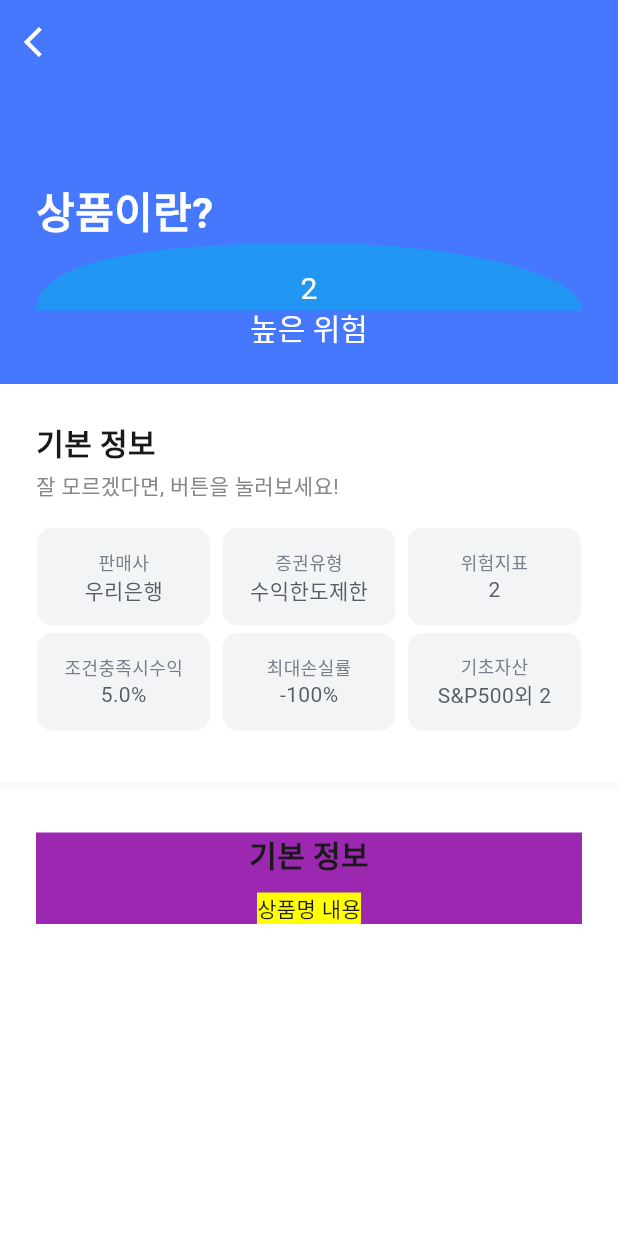
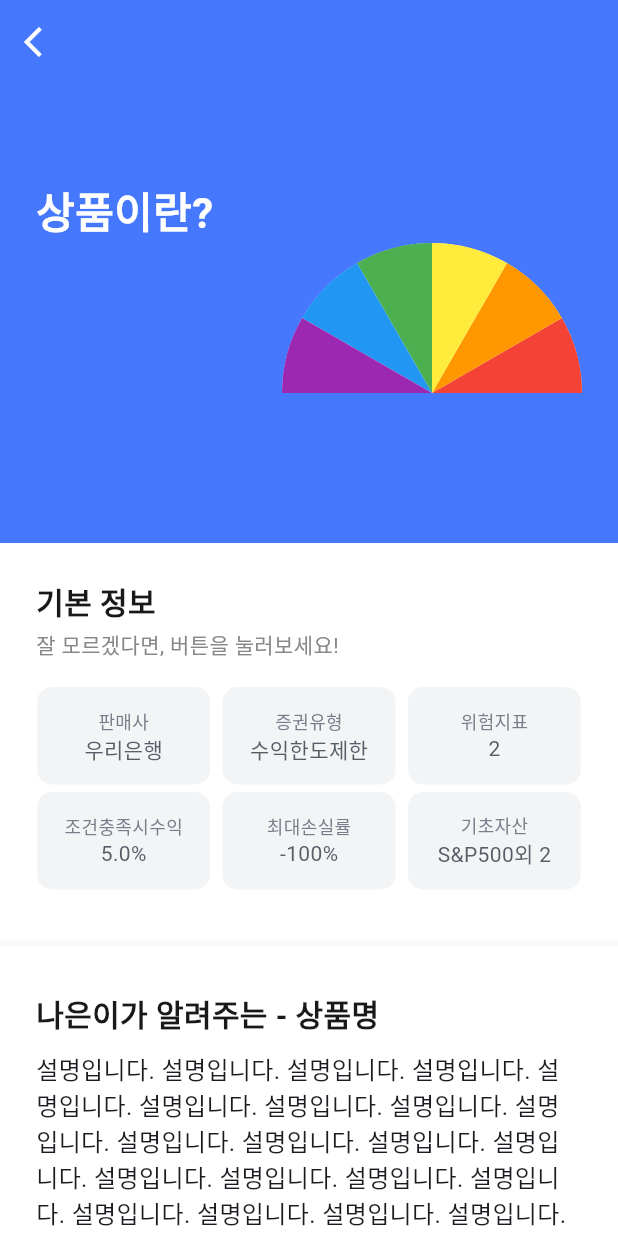
Before and after one commit to Naeun-privatebanker/Front, a Flutter app: the DescriptionScreen screen opened directly with empty values, on a phone screen of 412 x 824 dp. Run offline on Flutter 3.47's test engine with Material 3 defaults, Android fonts, the phone set to English and light mode, and no system bars.

Commit message:
add half_circle_widget

```diff
--- a/lib/screens/consult/description_screen.dart
+++ b/lib/screens/consult/description_screen.dart
@@ -1,5 +1,7 @@
 import 'package:flutter/material.dart';
-import 'package:naeun_front/screens/consult/half_circle_widget.dart';
+import 'dart:math' as math;
+
+import 'half_circle_widget.dart';
 
 class DescriptionScreen extends StatefulWidget {
   final String descriptionTitle;
@@ -55,7 +57,6 @@ class _DescriptionScreenState extends State<DescriptionScreen> {
 
   Widget _titleInfoWidget(String title, String riskRate, String riskName){
     return Container(
-      height: 200,
       width: MediaQuery.of(context).size.width,
       decoration: const BoxDecoration(
         color: Color(0xff4678FE),
@@ -67,7 +68,13 @@ class _DescriptionScreenState extends State<DescriptionScreen> {
           children: [
             Text(title, style: const TextStyle(fontSize: 28, fontWeight: FontWeight.w700, color: Colors.white),),
             const Text('상품이란?', style: TextStyle(fontSize: 28, fontWeight: FontWeight.w700, color: Colors.white),),
-            HalfCircleWidget(riskRate, riskName),
+            Row(
+              mainAxisAlignment: MainAxisAlignment.end,
+              children: [
+                HalfCircleWidget(riskRate, riskName),
+              ],
+            ),
+
           ],
         ),
       ),
@@ -151,19 +158,16 @@ class _DescriptionScreenState extends State<DescriptionScreen> {
   }
 
   Widget _cautionWidget(){
-    return Container(
-      width: MediaQuery.of(context).size.width,
-      color: Colors.purple,
-      child: Column(
-        children: [
-          const Text('기본 정보', style: TextStyle(fontSize: 20, color: Color(0xff191919), fontWeight: FontWeight.w600),),
-          const SizedBox(height: 10,),
-          Container(
-            color: Colors.yellowAccent,
-            child: Text('상품명 내용'),
-          )
-        ],
-      )
+    return Column(
+      children: [
+        SizedBox(
+            width: MediaQuery.of(context).size.width,
+            child: const Text('나은이가 알려주는 - 상품명', style: TextStyle(fontSize: 20, color: Color(0xff191919), fontWeight: FontWeight.w600), textAlign: TextAlign.start,)),
+        const SizedBox(height: 10,),
+        const Text('설명입니다. 설명입니다. 설명입니다. 설명입니다. 설명입니다. 설명입니다. 설명입니다. 설명입니다. 설명입니다. 설명입니다. 설명입니다. 설명입니다. 설명입니다. 설명입니다. 설명입니다. 설명입니다. 설명입니다. 설명입니다. 설명입니다. 설명입니다. 설명입니다. 설명입니다. 설명입니다. 설명입니다. 설명입니다. 설명입니다. 설명입니다. 설명입니다. 설명입니다. 설명입니다. 설명입니다. 설명입니다. 설명입니다. 설명입니다.'
+        , style: TextStyle(fontSize: 16),),
+        const SizedBox(height: 20,),
+      ],
     );
   }
 }
--- a/lib/screens/consult/half_circle_widget.dart
+++ b/lib/screens/consult/half_circle_widget.dart
@@ -1,67 +1,70 @@
+import 'dart:math' as math;
 import 'package:flutter/material.dart';
-import 'dart:math';
-
-class HalfCirclePainter extends CustomPainter {
-  final String riskRate;
-  final String riskName;
-
-  HalfCirclePainter(this.riskRate, this.riskName);
-
-  @override
-  void paint(Canvas canvas, Size size) {
-    Paint paint = Paint()
-      ..color = Colors.blue // 반원의 색상
-      ..style = PaintingStyle.fill;
-
-    // 캔버스 크기
-    final double width = size.width;
-    final double height = size.height;
-
-    // 반원을 그리기 위한 경로 생성
-    Path path = Path();
-    path.moveTo(0, height / 2);
-    path.quadraticBezierTo(0, 0, width / 2, 0);
-    path.arcTo(Rect.fromLTWH(0, 0, width, height), -pi, pi, false);
-    path.quadraticBezierTo(width, 0, width, height / 2);
-    path.close();
-
-    // 생성한 경로를 캔버스에 그리기
-    canvas.drawPath(path, paint);
-
-    // 텍스트 그리기
-    TextSpan span = TextSpan(
-      style: TextStyle(color: Colors.white, fontSize: 20),
-      children: [
-        TextSpan(text: riskRate + '\n',),
-        TextSpan(text: riskName),
-      ],
-    );
-    TextPainter tp = TextPainter(
-      text: span,
-      textAlign: TextAlign.center,
-      textDirection: TextDirection.ltr,
-    );
-    tp.layout();
-    tp.paint(canvas, Offset((width - tp.width) / 2, (height - tp.height) / 2));
-  }
-
-  @override
-  bool shouldRepaint(CustomPainter oldDelegate) {
-    return false;
-  }
-}
 
 class HalfCircleWidget extends StatelessWidget {
   final String riskRate;
   final String riskName;
 
-  HalfCircleWidget(this.riskRate, this.riskName);
+  const HalfCircleWidget(this.riskRate, this.riskName, {Key? key}) : super(key: key);
 
   @override
   Widget build(BuildContext context) {
-    return CustomPaint(
-      painter: HalfCirclePainter(riskRate, riskName),
-      size: Size(MediaQuery.of(context).size.width, 90), // 조절 가능한 크기
+    return Container(
+      width: 200,
+      height: 200,
+      child: Stack(
+        children: [
+          Positioned.fill(
+            child: CustomPaint(
+              painter: HalfCirclePainter(),
+            ),
+          ),
+          _buildPiece(0, -30, Colors.red), // Red
+          _buildPiece(-30, -60, Colors.orange), // Orange
+          _buildPiece(-60, -90, Colors.yellow), // Yellow
+          _buildPiece(-90, -120, Colors.green), // Green
+          _buildPiece(-120, -150, Colors.blue), // Blue
+          _buildPiece(-150, -180, Colors.purple), // Purple
+        ],
+      ),
+    );
+  }
+
+  Widget _buildPiece(double startAngle, double endAngle, Color color) {
+    return Positioned.fill(
+      child: CustomPaint(
+        painter: HalfCirclePainter(startAngle, endAngle, color),
+      ),
     );
   }
 }
+
+class HalfCirclePainter extends CustomPainter {
+  final double startAngle;
+  final double endAngle;
+  final Color color;
+
+  HalfCirclePainter([this.startAngle = 0, this.endAngle = -180, this.color = Colors.white]);
+
+  @override
+  void paint(Canvas canvas, Size size) {
+    final rect = Rect.fromLTWH(0, 0, size.width, size.height);
+    final startAngleRadians = math.pi * startAngle / 180;
+    final endAngleRadians = math.pi * endAngle / 180;
+
+    final paint = Paint()..color = color;
+
+    final path = Path()
+      ..moveTo(size.width / 2, size.height / 2)
+      ..arcTo(rect, startAngleRadians, endAngleRadians - startAngleRadians, false)
+      ..lineTo(size.width / 2, size.height / 2)
+      ..close();
+
+    canvas.drawPath(path, paint);
+  }
+
+  @override
+  bool shouldRepaint(covariant CustomPainter oldDelegate) {
+    return false;
+  }
+}
```
